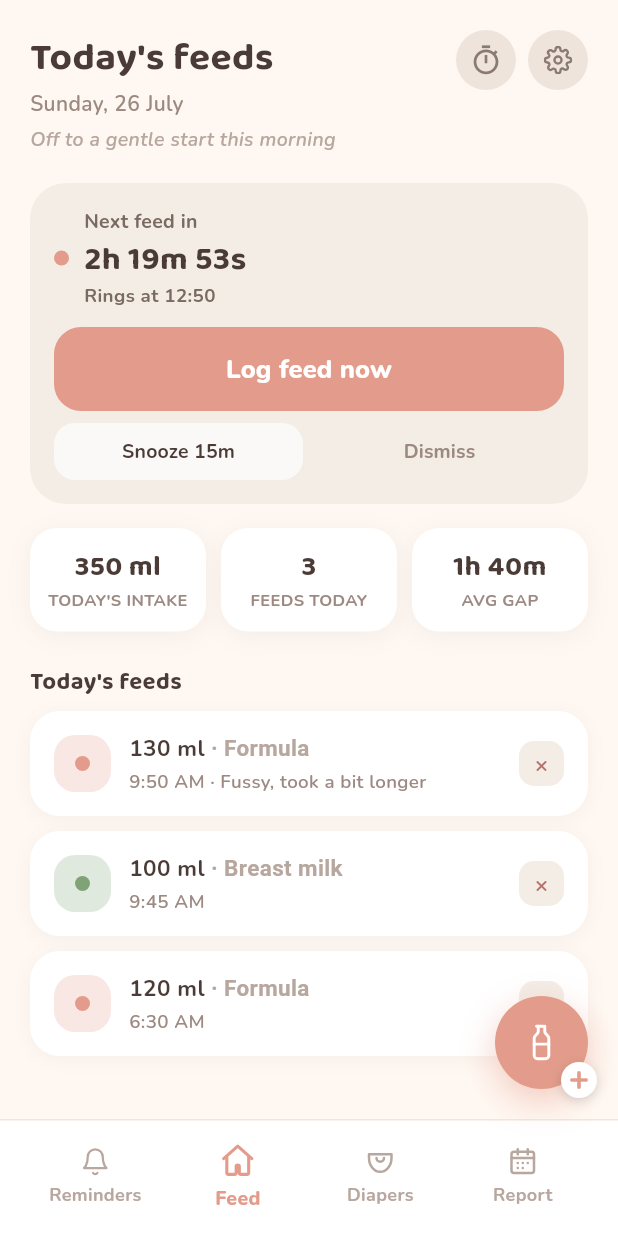
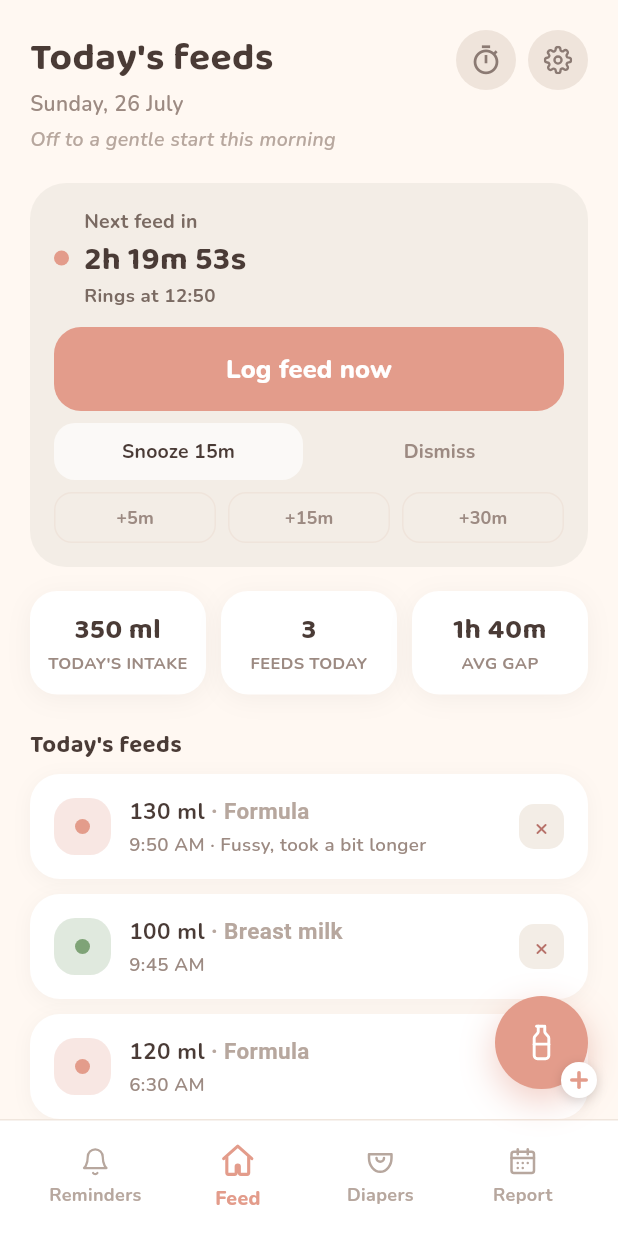
Before and after one commit to allanweber/baby-reminder, a Flutter app: the screen it shows after launch, on a phone screen of 412 x 824 dp. Run offline on Flutter 3.47's test engine with Material 3 defaults, Android fonts, the phone set to English and light mode, and no system bars; our stand-ins replace audioplayers, file_picker, flutter_local_notifications, flutter_svg, shared_preferences; missing offline and left inert: alarm.

Commit message:
Add +5m/+15m/+30m nudge buttons to feed reminder banner
A one-off "add time" row under Snooze/Dismiss on the home feed reminder
banner. Each button pushes nextReminderAt forward by 5/15/30 minutes and
is stackable. When overdue it anchors to now (max(now, due) + min) so the
nudge always lands in the future and clears the overdue state, mirroring
the custom timer's "+5 min". Stops any ringing alarm and reschedules the
notification, like Snooze. Independent of the Settings interval preset.

Outlined chip styling per the design handoff. Bumps 1.6.0+16 -> 1.7.0+17.

Co-Authored-By: Claude Opus 4.8 <noreply@anthropic.com>
Claude-Session: https://claude.ai/code/session_01PSzgicj8AKCCMzB6BNdZpy

```diff
--- a/app/lib/screens/home_screen.dart
+++ b/app/lib/screens/home_screen.dart
@@ -153,6 +153,7 @@ class HomeScreen extends StatelessWidget {
                     onLogNow: () => showLogFeedSheet(context, appState),
                     onSnooze: () => appState.snoozeReminder(),
                     onDismiss: () => appState.dismissReminder(),
+                    onAddTime: (minutes) => appState.addReminderTime(minutes),
                   ),
                 StatsRow(
                   totalLabel: "TODAY'S INTAKE",
--- a/app/lib/widgets/reminder_banner.dart
+++ b/app/lib/widgets/reminder_banner.dart
@@ -11,6 +11,9 @@ class ReminderBanner extends StatelessWidget {
   final VoidCallback onLogNow;
   final VoidCallback onSnooze;
   final VoidCallback onDismiss;
+  /// Nudges the feed reminder forward by the given number of minutes — wired to
+  /// the "+5m / +15m / +30m" row. When null the row is hidden.
+  final ValueChanged<int>? onAddTime;
 
   const ReminderBanner({
     super.key,
@@ -22,6 +25,7 @@ class ReminderBanner extends StatelessWidget {
     required this.onLogNow,
     required this.onSnooze,
     required this.onDismiss,
+    this.onAddTime,
   });
 
   @override
@@ -111,7 +115,49 @@ class ReminderBanner extends StatelessWidget {
               ),
             ],
           ),
+          if (onAddTime != null) ...[
+            const SizedBox(height: 8),
+            // A one-off nudge to the current countdown — outlined chips, kept
+            // visually lighter than the Snooze/Dismiss row above.
+            Row(
+              children: [
+                _AddTimeButton(minutes: 5, onTap: onAddTime!),
+                const SizedBox(width: 8),
+                _AddTimeButton(minutes: 15, onTap: onAddTime!),
+                const SizedBox(width: 8),
+                _AddTimeButton(minutes: 30, onTap: onAddTime!),
+              ],
+            ),
+          ],
         ],
+      ),
+    );
+  }
+}
+
+class _AddTimeButton extends StatelessWidget {
+  final int minutes;
+  final ValueChanged<int> onTap;
+  const _AddTimeButton({required this.minutes, required this.onTap});
+
+  @override
+  Widget build(BuildContext context) {
+    return Expanded(
+      child: SizedBox(
+        height: 34,
+        child: TextButton(
+          onPressed: () => onTap(minutes),
+          style: TextButton.styleFrom(
+            backgroundColor: Colors.transparent,
+            foregroundColor: AppColors.textSecondary,
+            padding: EdgeInsets.zero,
+            shape: RoundedRectangleBorder(
+              borderRadius: BorderRadius.circular(12),
+              side: BorderSide(color: AppColors.border),
+            ),
+          ),
+          child: Text('+${minutes}m', style: const TextStyle(fontSize: 12, fontWeight: FontWeight.w700)),
+        ),
       ),
     );
   }
--- a/app/pubspec.yaml
+++ b/app/pubspec.yaml
@@ -16,7 +16,7 @@ publish_to: 'none' # Remove this line if you wish to publish to pub.dev
 # https://developer.apple.com/library/archive/documentation/General/Reference/InfoPlistKeyReference/Articles/CoreFoundationKeys.html
 # In Windows, build-name is used as the major, minor, and patch parts
 # of the product and file versions while build-number is used as the build suffix.
-version: 1.6.0+16
+version: 1.7.0+17
 
 environment:
   sdk: ^3.5.4
```
Also changed, not shown: app/lib/state/app_state.dart (+19 -0 lines), 2 other files.
